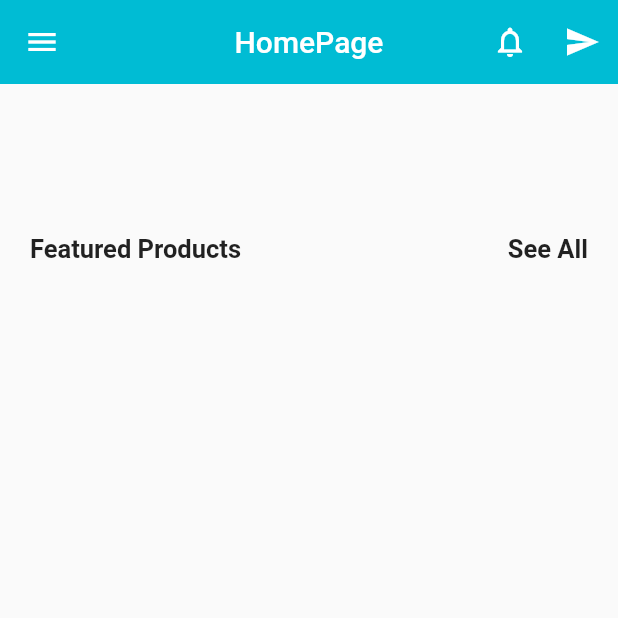
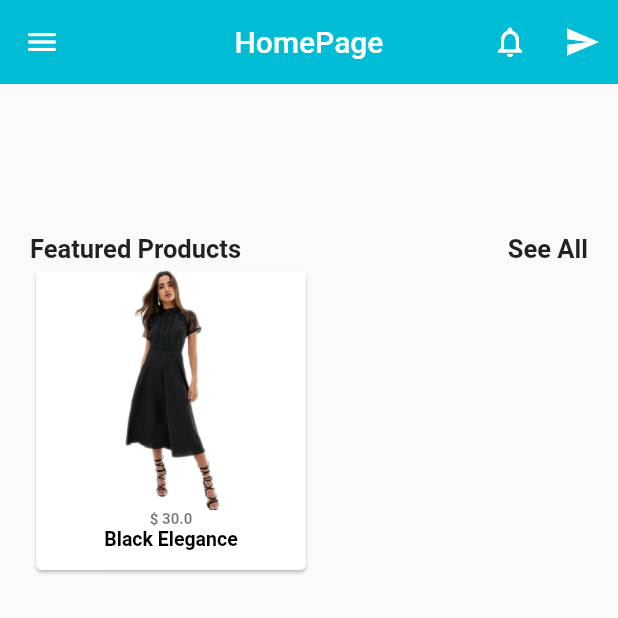
Before and after one commit to Askydev/Flutter-Practice, a Flutter app: the screen it shows after launch, on a phone screen of 412 x 824 dp, the top half of it. Run offline on Flutter 3.47's test engine with Material 2 defaults, Android fonts, the phone set to English and light mode, and no system bars; our stand-ins replace cloud_firestore, firebase_auth, firebase_core, form_field_validator, google_sign_in; accounts and stored records are empty.

Commit message:
card added

```diff
--- a/ecom_merce/lib/Screens/homepage.dart
+++ b/ecom_merce/lib/Screens/homepage.dart
@@ -54,6 +54,35 @@ class Homepage extends StatelessWidget {
                 ],
               ),
             ),
+            Row(
+              children: [
+                Column(
+                  crossAxisAlignment: CrossAxisAlignment.start,
+                  children: [
+                    Card(
+                      child: Container(
+                        height: 200,
+                        width: 180,
+                        color: Colors.transparent,
+                        child: Column(
+                          children: [
+                            Container(
+                              height: 160,
+                              width: 150,
+                              decoration: BoxDecoration(
+                                image: DecorationImage(image: AssetImage("images/mid.png"),),
+                              ),
+                            ),
+                            Text("\$ 30.0", style: TextStyle(fontSize: 10, fontWeight: FontWeight.bold, color: Colors.black54),),
+                            Text("Black Elegance", style: TextStyle(fontSize: 13, fontWeight: FontWeight.bold, color: Colors.black),)
+                          ],
+                        ),
+                      ),
+                    ),
+                  ],
+                ),
+              ],
+            )
           ],
         ),
       ),
--- a/ecom_merce/pubspec.yaml
+++ b/ecom_merce/pubspec.yaml
@@ -48,8 +48,8 @@ flutter:
   uses-material-design: true
 
   # To add assets to your application, add an assets section, like this:
-  # assets:
-  #   - images/a_dot_burr.jpeg
+  assets:
+    - images/
   #   - images/a_dot_ham.jpeg
 
   # An image asset can refer to one or more resolution-specific "variants", see
```
Also changed, not shown: ecom_merce/images/mid.png (added).
